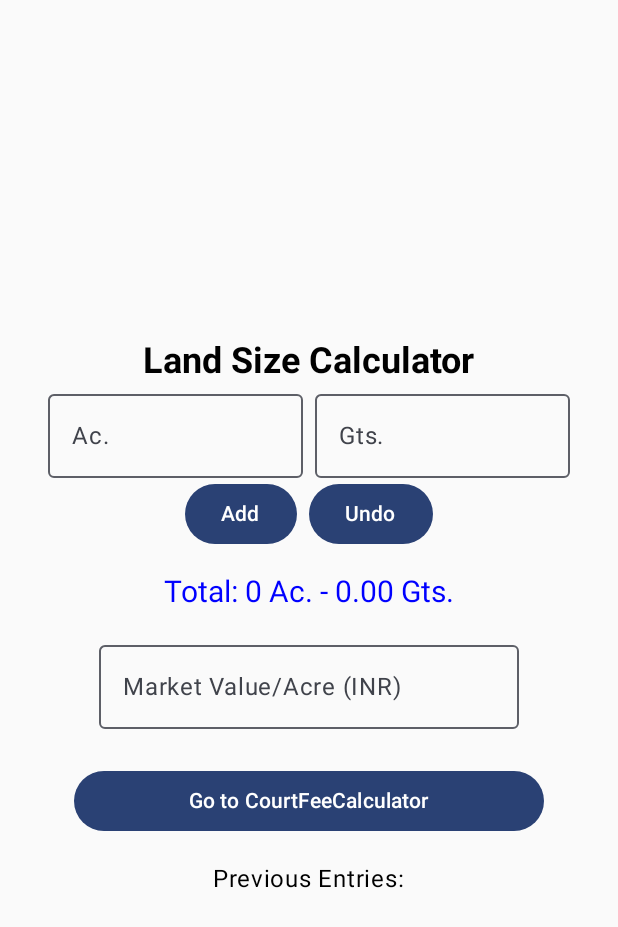
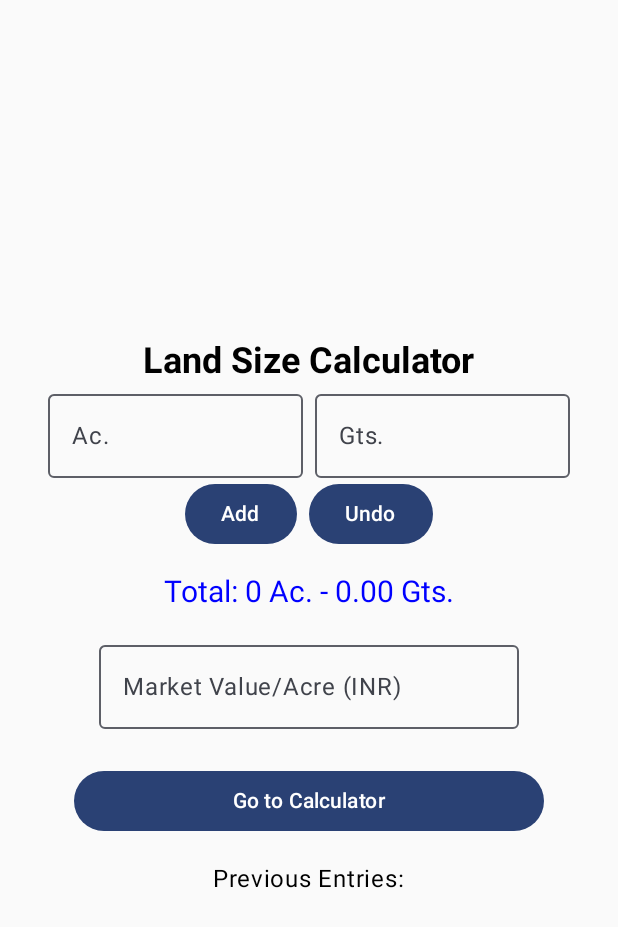
Before and after one commit to sathwikiiit/ToolBunch, an Android app built with Jetpack Compose: the screen it shows after launch (MainActivity), after a tap on "Land Size Calculator", on a phone screen of 412 x 824 dp. Shown: the top 927 px of the screen. Run offline under Robolectric (Android 15) with nearby library versions, the phone set to English and light mode, and no system bars.

Commit message:
Added Calculator to it

```diff
--- a/app/src/main/java/com/example/toolbunch/CourtFeeCalculator.kt
+++ b/app/src/main/java/com/example/toolbunch/CourtFeeCalculator.kt
@@ -24,13 +24,15 @@ import androidx.compose.ui.text.font.FontWeight
 import androidx.compose.ui.text.input.KeyboardType
 import androidx.compose.ui.unit.dp
 import androidx.compose.ui.unit.sp
+import androidx.navigation.NavHostController
 import java.text.NumberFormat
 import java.util.Locale
 import kotlin.math.ceil
 
 
 @Composable
-fun CourtFeeCalculator(numericValue:Double=0.0) {
+fun CourtFeeCalculator(navController: NavHostController,sharedViewModel: CalculatorViewModel) {
+    val numericValue = sharedViewModel.marketValue
     val currencyFormatter = NumberFormat.getCurrencyInstance(Locale("en", "IN"))
     var formattedValue by remember { mutableStateOf(currencyFormatter.format(numericValue)) }
     var courtFee by remember { mutableStateOf(currencyFormatter.format(0.0)) } // State variable for court fee
--- a/app/src/main/java/com/example/toolbunch/LandSizeCalculator.kt
+++ b/app/src/main/java/com/example/toolbunch/LandSizeCalculator.kt
@@ -29,9 +29,10 @@ import androidx.compose.ui.text.input.KeyboardType
 import androidx.compose.ui.unit.dp
 import androidx.compose.ui.unit.sp
 import androidx.navigation.NavHostController
+import androidx.navigation.compose.rememberNavController
 
 @Composable
-fun LandSizeCalculator(navController: NavHostController) {
+fun LandSizeCalculator(navController: NavHostController= rememberNavController(),sharedViewModel: CalculatorViewModel) {
     var acres by remember { mutableStateOf("") }
     var guntas by remember { mutableStateOf("") }
     var totalGuntas by remember { mutableDoubleStateOf(0.0) }
@@ -66,11 +67,11 @@ fun LandSizeCalculator(navController: NavHostController) {
                 Spacer(modifier = Modifier.width(8.dp))
                 OutlinedTextField(
                     value = guntas,
-                    onValueChange = { guntas = it },
+                    onValueChange = { guntas = if (it.length <= 2) it else it.substring(0, 2) },
                     label = { Text("Gts.") },
                     keyboardOptions = KeyboardOptions(keyboardType = KeyboardType.Number),
                     modifier = Modifier.weight(1f),
-                    textStyle = TextStyle( color = Color.Black, fontSize = 16.sp)
+                    textStyle = TextStyle( color = Color.Black, fontSize = 16.sp),
                 )
             }
 
@@ -138,12 +139,10 @@ fun LandSizeCalculator(navController: NavHostController) {
                     .fillMaxWidth(0.9f)
                     .align(Alignment.CenterHorizontally),
                 onClick = {
-                    navController.currentBackStackEntry
-                        ?.savedStateHandle
-                        ?.set("marketValue", totalMarketValue)
-                    navController.navigate("second")
+                    sharedViewModel.marketValue = totalMarketValue
+                    navController.navigate("third")
                 }) {
-                Text("Go to CourtFeeCalculator")
+                Text("Go to Calculator")
             }
 
 
--- a/app/src/main/java/com/example/toolbunch/MainActivity.kt
+++ b/app/src/main/java/com/example/toolbunch/MainActivity.kt
@@ -1,10 +1,10 @@
 package com.example.toolbunch
 
 import android.os.Bundle
-import android.util.Log
 import androidx.activity.ComponentActivity
 import androidx.activity.compose.setContent
 import androidx.activity.enableEdgeToEdge
+import androidx.activity.viewModels
 import androidx.compose.foundation.background
 import androidx.compose.foundation.clickable
 import androidx.compose.foundation.layout.*
@@ -21,44 +21,47 @@ import androidx.compose.ui.graphics.Color
 import androidx.compose.ui.text.style.TextAlign.Companion.Center
 import androidx.compose.ui.tooling.preview.Preview
 import androidx.compose.ui.unit.dp
+import androidx.lifecycle.ViewModel
 import androidx.navigation.NavHostController
 import androidx.navigation.compose.NavHost
 import androidx.navigation.compose.composable
 import androidx.navigation.compose.rememberNavController
 import com.example.toolbunch.ui.theme.ToolBunchTheme
 
+class CalculatorViewModel : ViewModel() {
+    private var _marketValue = mutableStateOf(0.0) // Backing field
+    var marketValue: Double
+        get() = _marketValue.value
+        set(value) {
+            _marketValue.value = value // Custom setter
+        }
+}
+
 class MainActivity : ComponentActivity() {
+    private val sharedViewModel: CalculatorViewModel by viewModels()
     override fun onCreate(savedInstanceState: Bundle?) {
         super.onCreate(savedInstanceState)
         enableEdgeToEdge()
         setContent {
             ToolBunchTheme {
-                NavigationGraph()
+                NavigationGraph(sharedViewModel)
             }
         }
     }
     @Composable
-    fun NavigationGraph() {
+    fun NavigationGraph(sharedViewModel:CalculatorViewModel) {
         val navController = rememberNavController()
         NavHost(navController = navController, startDestination = "grid") {
-            composable("grid") { GridScreen(navController) }
-            composable("first") { LandSizeCalculator(navController) }
-            composable("second") {
-                val marketValue = navController.previousBackStackEntry
-                    ?.savedStateHandle
-                    ?.get<Double>("marketValue") ?: 0.0
-                Log.println(Log.INFO,"MainActivity","Log $marketValue")
+            composable("grid") { GridScreen(navController, sharedViewModel) }
+            composable("first") { LandSizeCalculator(navController, sharedViewModel) }
+            composable("second") { CourtFeeCalculator(navController, sharedViewModel) }
+            composable("third") { Calculator(navController, sharedViewModel) }
+        }
 
-                CourtFeeCalculator(
-                    numericValue = marketValue
-                )
-            }
-
-        }
     }
 
     @Composable
-    fun GridScreen(navController: NavHostController) {
+    fun GridScreen(navController: NavHostController, sharedViewModel: CalculatorViewModel) {
         Box(
             modifier = Modifier
                 .fillMaxSize()
@@ -80,6 +83,12 @@ class MainActivity : ComponentActivity() {
                     CalculatorCard(
                         title = "Court Fee Calculator",
                         onClick = { navController.navigate("second") }
+                    )
+                }
+                item {
+                    CalculatorCard(
+                        title = "Calculator",
+                        onClick = { navController.navigate("third") }
                     )
                 }
             }
@@ -111,7 +120,6 @@ class MainActivity : ComponentActivity() {
     @Composable
     fun GreetingPreview() {
         ToolBunchTheme {
-            LandSizeCalculator(rememberNavController())
         }
     }
 }
--- a/gradle/libs.versions.toml
+++ b/gradle/libs.versions.toml
@@ -1,5 +1,6 @@
 [versions]
 agp = "8.8.0"
+coreKtxVersion = "1.15.0"
 kotlin = "2.0.0"
 coreKtx = "1.15.0"
 junit = "4.13.2"
@@ -12,6 +13,7 @@ navigationCompose = "2.8.5"
 
 [libraries]
 androidx-core-ktx = { group = "androidx.core", name = "core-ktx", version.ref = "coreKtx" }
+androidx-core-ktx-v1101 = { module = "androidx.core:core-ktx", version.ref = "coreKtxVersion" }
 androidx-navigation-compose = { module = "androidx.navigation:navigation-compose", version.ref = "navigationCompose" }
 junit = { group = "junit", name = "junit", version.ref = "junit" }
 androidx-junit = { group = "androidx.test.ext", name = "junit", version.ref = "junitVersion" }
```
Also changed, not shown: app/src/main/java/com/example/toolbunch/Calculator.kt (added, +150 -0 lines), app/src/main/java/com/example/toolbunch/eval.kt (added, +76 -0 lines).
